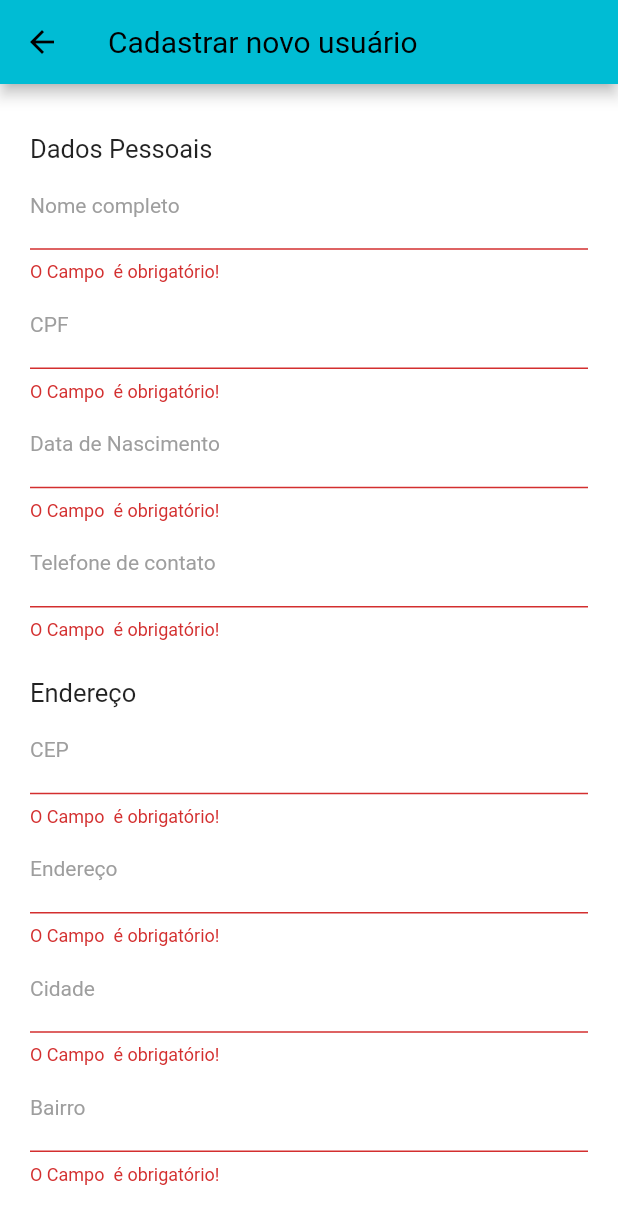
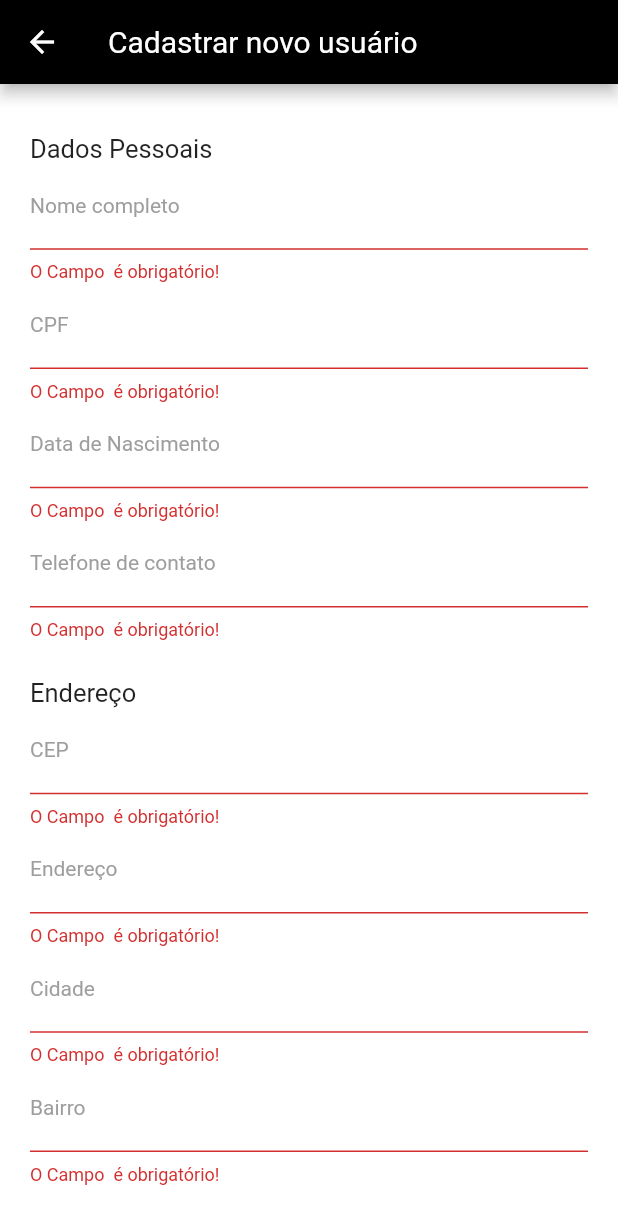
Before and after one commit to brenolpl/EcommerceApp, a Flutter app: the CadastrarUsuario screen opened directly, scrolled down 206 dp, after a tap on "Cadastrar", on a phone screen of 412 x 824 dp. Shown: the top 1224 px of the screen. Run offline on Flutter 3.47's test engine with Material 2 defaults, Android fonts, the phone set to English and light mode, and no system bars; our stand-ins replace cloud_firestore, email_validator, firebase_auth, firebase_core, fluttertoast, mask_text_input_formatter; missing offline and left inert: cpf_cnpj_validator; accounts and stored records are empty.

Commit message:
Separar Widget de CadastrarEndereco do Widget de CadastrarUsuario

```diff
--- a/lib/main.dart
+++ b/lib/main.dart
@@ -10,6 +10,21 @@ void main() {
 }
 
 class MyApp extends StatelessWidget {
+  MaterialColor primaryBlack = const MaterialColor(
+    0xFF000000,
+    <int, Color>{
+      50: Color(0xFF000000),
+      100: Color(0xFF000000),
+      200: Color(0xFF000000),
+      300: Color(0xFF000000),
+      400: Color(0xFF000000),
+      500: Color(0xFF000000),
+      600: Color(0xFF000000),
+      700: Color(0xFF000000),
+      800: Color(0xFF000000),
+      900: Color(0xFF000000),
+    },
+  );
   final Future<FirebaseApp> _initialization = Firebase.initializeApp();
   // This widget is the root of your application.
   @override
@@ -17,7 +32,7 @@ class MyApp extends StatelessWidget {
     return MaterialApp(
       debugShowCheckedModeBanner: false,
       theme: ThemeData(
-        primarySwatch: Colors.cyan,
+        primarySwatch: primaryBlack,
         // Define o tema para claro ou escuro
         brightness: Brightness.light,
         // Define a cor de fundo padrão para Containers
--- /dev/null
+++ b/lib/telas/controller/cadastrarenderecocontroller.dart
@@ -0,0 +1,50 @@
+import 'package:cloud_firestore/cloud_firestore.dart';
+import 'package:flutter/material.dart';
+
+class CadastrarEnderecoController {
+  late final TextEditingController cepController;
+  late final TextEditingController enderecoController;
+  late final TextEditingController numeroController;
+  late final TextEditingController cidadeController;
+  late final TextEditingController bairroController;
+  late final TextEditingController referenciaController;
+  late String estado;
+  CollectionReference get _enderecoCollection => FirebaseFirestore.instance.collection("endereco");
+  final List<String> estados = [
+    "Acre (AC)",
+    "Alagoas (AL)",
+    "Amapá (AP)",
+    "Amazonas (AM)",
+    "Bahia (BA)",
+    "Ceará (CE)",
+    "Distrito Federal (DF)",
+    "Espírito Santo (ES)",
+    "Goiás (GO)",
+    "Maranhão (MA)",
+    "Mato Grosso (MT)",
+    "Mato Grosso do Sul (MS)",
+    "Minas Gerais (MG)",
+    "Pará (PA)",
+    "Paraíba (PB)",
+    "Paraná (PR)",
+    "Pernambuco (PE)",
+    "Piauí (PI)",
+    "Rio de Janeiro (RJ)",
+    "Rio Grande do Norte (RN)",
+    "Rio Grande do Sul (RS)",
+    "Rondônia (RO)",
+    "Roraima (RR)",
+    "Santa Catarina (SC)",
+    "São Paulo (SP)",
+    "Sergipe (SE)",
+    "Tocantins (TO)"];
+
+  CadastrarEnderecoController(){
+    cepController = TextEditingController();
+    enderecoController= TextEditingController();
+    numeroController = TextEditingController();
+    bairroController = TextEditingController();
+    referenciaController = TextEditingController();
+    cidadeController = TextEditingController();
+  }
+}
--- a/lib/telas/controller/cadastrarusuariocontroller.dart
+++ b/lib/telas/controller/cadastrarusuariocontroller.dart
@@ -1,5 +1,6 @@
 import 'package:appflutter/core/endereco.dart';
 import 'package:appflutter/core/usuario.dart';
+import 'package:appflutter/telas/controller/cadastrarenderecocontroller.dart';
 import 'package:appflutter/telas/widgets/homepage.dart';
 import 'package:appflutter/util/businessexception.dart';
 import 'package:appflutter/util/nav.dart';
@@ -10,49 +11,16 @@ import 'package:intl/intl.dart';
 
 class CadastrarUsuarioController {
   late final formKey = GlobalKey<FormState>();
-  late String estado;
   late final TextEditingController emailController;
   late final TextEditingController senhaController;
   late final TextEditingController nomeController;
   late final TextEditingController cpfController;
   late final TextEditingController dataNascimentoController;
   late final TextEditingController telefoneController;
-  late final TextEditingController cepController;
-  late final TextEditingController enderecoController;
-  late final TextEditingController numeroController;
-  late final TextEditingController cidadeController;
-  late final TextEditingController bairroController;
-  late final TextEditingController referenciaController;
+  late CadastrarEnderecoController _cadastrarEnderecoController;
   CollectionReference get _usersCollection => FirebaseFirestore.instance.collection("users");
   CollectionReference get _enderecoCollection => FirebaseFirestore.instance.collection("endereco");
-  final List<String> estados = [
-    "Acre (AC)",
-  "Alagoas (AL)",
-  "Amapá (AP)",
-  "Amazonas (AM)",
-  "Bahia (BA)",
-  "Ceará (CE)",
-  "Distrito Federal (DF)",
-  "Espírito Santo (ES)",
-  "Goiás (GO)",
-  "Maranhão (MA)",
-  "Mato Grosso (MT)",
-  "Mato Grosso do Sul (MS)",
-  "Minas Gerais (MG)",
-  "Pará (PA)",
-  "Paraíba (PB)",
-  "Paraná (PR)",
-  "Pernambuco (PE)",
-  "Piauí (PI)",
-  "Rio de Janeiro (RJ)",
-  "Rio Grande do Norte (RN)",
-  "Rio Grande do Sul (RS)",
-  "Rondônia (RO)",
-  "Roraima (RR)",
-  "Santa Catarina (SC)",
-  "São Paulo (SP)",
-  "Sergipe (SE)",
-  "Tocantins (TO)"];
+
 
   CadastrarUsuarioController(){
     emailController = TextEditingController();
@@ -61,18 +29,14 @@ class CadastrarUsuarioController {
     cpfController = TextEditingController();
     dataNascimentoController = TextEditingController();
     telefoneController = TextEditingController();
-    cepController = TextEditingController();
-    enderecoController= TextEditingController();
-    numeroController = TextEditingController();
-    bairroController = TextEditingController();
-    referenciaController = TextEditingController();
-    cidadeController = TextEditingController();
   }
 
-  void signUp(BuildContext context) async {
+  void signUp(BuildContext context, CadastrarEnderecoController cadastrarEnderecoController) async {
+    _cadastrarEnderecoController = cadastrarEnderecoController;
     if(formKey.currentState!.validate()){
       Endereco endereco = Endereco();
       Usuario usuario = Usuario();
+      usuario.admin = false;
       usuario.email = emailController.text.trim();
       usuario.senha = senhaController.text.trim();
       usuario.nome = nomeController.text.trim();
@@ -80,13 +44,13 @@ class CadastrarUsuarioController {
       DateFormat formatter = DateFormat("dd/MM/yyyy");
       usuario.dataNascimento = Timestamp.fromDate(formatter.parse(dataNascimentoController.text.trim()));
       usuario.telefone = telefoneController.text.trim();
-      endereco.cep = cepController.text.trim();
-      endereco.endereco = enderecoController.text.trim();
-      endereco.estado = estado;
-      endereco.bairro = bairroController.text.trim();
-      endereco.numero = numeroController.text.trim();
-      endereco.referencia = referenciaController.text.trim();
-      endereco.cidade = cidadeController.text.trim();
+      endereco.cep = _cadastrarEnderecoController.cepController.text.trim();
+      endereco.endereco = _cadastrarEnderecoController.enderecoController.text.trim();
+      endereco.estado = _cadastrarEnderecoController.estado;
+      endereco.bairro = _cadastrarEnderecoController.bairroController.text.trim();
+      endereco.numero = _cadastrarEnderecoController.numeroController.text.trim();
+      endereco.referencia = _cadastrarEnderecoController.referenciaController.text.trim();
+      endereco.cidade = _cadastrarEnderecoController.cidadeController.text.trim();
       try{
         UserCredential userCredential = await FirebaseAuth.instance.createUserWithEmailAndPassword(email: usuario.email, password: usuario.senha);
         Future<DocumentReference> usersFuture = _usersCollection.add({
--- a/lib/telas/widgets/cadastrarendereco.dart
+++ b/lib/telas/widgets/cadastrarendereco.dart
@@ -1,13 +1,20 @@
 import 'package:appflutter/core/endereco.dart';
-import 'package:appflutter/telas/controller/cadastrarusuariocontroller.dart';
+import 'package:appflutter/telas/controller/cadastrarenderecocontroller.dart';
 import 'package:flutter/material.dart';
 import 'package:mask_text_input_formatter/mask_text_input_formatter.dart';
 
 class CadastrarEndereco extends StatefulWidget {
-  CadastrarUsuarioController _cadastrarUsuarioController;
   Endereco? endereco;
+  bool readOnly;
+  late CadastrarEnderecoController cadastrarEnderecoController;
 
-  CadastrarEndereco(this._cadastrarUsuarioController, {this.endereco});
+  CadastrarEndereco({controller, this.endereco, this.readOnly = false}){
+    if(controller == null) {
+      cadastrarEnderecoController = CadastrarEnderecoController();
+    }else{
+      cadastrarEnderecoController = controller;
+    }
+  }
 
   @override
   State<CadastrarEndereco> createState() => _CadastrarEnderecoState();
@@ -20,14 +27,14 @@ class _CadastrarEnderecoState extends State<CadastrarEndereco> {
 
   void initState() {
     super.initState();
-    dropdownText = widget._cadastrarUsuarioController.estados.first;
+    dropdownText = widget.cadastrarEnderecoController.estados.first;
     if(widget.endereco != null){
-      widget._cadastrarUsuarioController.cepController.value = TextEditingValue(text: widget.endereco!.cep);
-      widget._cadastrarUsuarioController.enderecoController.value = TextEditingValue(text: widget.endereco!.endereco);
-      widget._cadastrarUsuarioController.cidadeController.value = TextEditingValue(text: widget.endereco!.cidade);
-      widget._cadastrarUsuarioController.bairroController.value = TextEditingValue(text: widget.endereco!.bairro);
-      widget._cadastrarUsuarioController.numeroController.value = TextEditingValue(text: widget.endereco!.numero);
-      widget._cadastrarUsuarioController.referenciaController.value = TextEditingValue(text: widget.endereco!.referencia);
+      widget.cadastrarEnderecoController.cepController.value = TextEditingValue(text: widget.endereco!.cep);
+      widget.cadastrarEnderecoController.enderecoController.value = TextEditingValue(text: widget.endereco!.endereco);
+      widget.cadastrarEnderecoController.cidadeController.value = TextEditingValue(text: widget.endereco!.cidade);
+      widget.cadastrarEnderecoController.bairroController.value = TextEditingValue(text: widget.endereco!.bairro);
+      widget.cadastrarEnderecoController.numeroController.value = TextEditingValue(text: widget.endereco!.numero);
+      widget.cadastrarEnderecoController.referenciaController.value = TextEditingValue(text: widget.endereco!.referencia);
       dropdownText = widget.endereco!.estado;
     }
   }
@@ -39,7 +46,8 @@ class _CadastrarEnderecoState extends State<CadastrarEndereco> {
       physics: const ClampingScrollPhysics(),
       children: [
         TextFormField(
-          controller: widget._cadastrarUsuarioController.cepController,
+          controller: widget.cadastrarEnderecoController.cepController,
+          readOnly: widget.readOnly,
           keyboardType: TextInputType.text,
           inputFormatters: [cepMask],
           validator: (String? text) {
@@ -55,7 +63,8 @@ class _CadastrarEnderecoState extends State<CadastrarEndereco> {
               )),
         ),
         TextFormField(
-          controller: widget._cadastrarUsuarioController.enderecoController,
+          controller: widget.cadastrarEnderecoController.enderecoController,
+          readOnly: widget.readOnly,
           keyboardType: TextInputType.text,
           validator: (String? text) {
             if (text!.isEmpty) {
@@ -70,7 +79,8 @@ class _CadastrarEnderecoState extends State<CadastrarEndereco> {
               )),
         ),
         TextFormField(
-          controller: widget._cadastrarUsuarioController.cidadeController,
+          controller: widget.cadastrarEnderecoController.cidadeController,
+          readOnly: widget.readOnly,
           keyboardType: TextInputType.text,
           validator: (String? text) {
             if (text!.isEmpty) {
@@ -85,7 +95,8 @@ class _CadastrarEnderecoState extends State<CadastrarEndereco> {
               )),
         ),
         TextFormField(
-          controller: widget._cadastrarUsuarioController.bairroController,
+          controller: widget.cadastrarEnderecoController.bairroController,
+          readOnly: widget.readOnly,
           keyboardType: TextInputType.text,
           validator: (String? text) {
             if (text!.isEmpty) {
@@ -100,7 +111,8 @@ class _CadastrarEnderecoState extends State<CadastrarEndereco> {
               )),
         ),
         TextFormField(
-          controller: widget._cadastrarUsuarioController.numeroController,
+          controller: widget.cadastrarEnderecoController.numeroController,
+          readOnly: widget.readOnly,
           keyboardType: TextInputType.number,
           validator: (String? text) {
             if (text!.isEmpty) {
@@ -123,10 +135,10 @@ class _CadastrarEnderecoState extends State<CadastrarEndereco> {
           onChanged: (String? newValue) {
             setState(() {
               dropdownText = newValue!;
-              widget._cadastrarUsuarioController.estado = dropdownText;
+              widget.cadastrarEnderecoController.estado = dropdownText;
             });
           },
-          items: widget._cadastrarUsuarioController.estados
+          items: widget.cadastrarEnderecoController.estados
               .map<DropdownMenuItem<String>>((String value) {
             return DropdownMenuItem<String>(
               value: value,
@@ -135,7 +147,8 @@ class _CadastrarEnderecoState extends State<CadastrarEndereco> {
           }).toList(),
         ),
         TextFormField(
-          controller: widget._cadastrarUsuarioController.referenciaController,
+          controller: widget.cadastrarEnderecoController.referenciaController,
+          readOnly: widget.readOnly,
           keyboardType: TextInputType.number,
           decoration: const InputDecoration(
               labelText: "Ponto de referência (opcional)",
--- a/lib/telas/widgets/cadastrarusuario.dart
+++ b/lib/telas/widgets/cadastrarusuario.dart
@@ -1,5 +1,6 @@
 
 import 'package:appflutter/core/usuario.dart';
+import 'package:appflutter/telas/controller/cadastrarenderecocontroller.dart';
 import 'package:appflutter/telas/controller/cadastrarusuariocontroller.dart';
 import 'package:appflutter/telas/controller/logincontroller.dart';
 import 'package:appflutter/telas/widgets/cadastrarendereco.dart';
@@ -25,12 +26,14 @@ class CadastrarUsuario extends StatefulWidget {
 
 class _CadastrarUsuarioState extends State<CadastrarUsuario> {
   late CadastrarUsuarioController _cadastrarUsuarioController;
+  late CadastrarEnderecoController _cadastrarEnderecoController;
   final maskCpf = MaskTextInputFormatter(mask: "###.###.###-##", filter: {"#": RegExp(r'[0-9]')});
   final dateMask = MaskTextInputFormatter(mask: "##/##/####", filter: {"#": RegExp(r'[0-9]')});
   final phoneMask = MaskTextInputFormatter(mask: "(##) #####-####", filter: {"#": RegExp(r'[0-9]')});
   @override
   void initState() {
     _cadastrarUsuarioController = CadastrarUsuarioController();
+    _cadastrarEnderecoController = CadastrarEnderecoController();
     if(widget.usuario != null) {
       _cadastrarUsuarioController.emailController.value = TextEditingValue(text: widget.usuario!.email);
       _cadastrarUsuarioController.nomeController.value = TextEditingValue(text: widget.usuario!.nome);
@@ -217,7 +220,7 @@ class _CadastrarUsuarioState extends State<CadastrarUsuario> {
                 ),
                 alignment: Alignment.centerLeft,
               ),
-              !widget.readOnly? CadastrarEndereco(_cadastrarUsuarioController) : ListarEndereco(widget.usuario),
+              !widget.readOnly? CadastrarEndereco(controller: _cadastrarEnderecoController) : ListarEndereco(widget.usuario),
               !widget.readOnly ? Container(
                 height: 46,
                 child: ElevatedButton(
@@ -233,7 +236,7 @@ class _CadastrarUsuarioState extends State<CadastrarUsuario> {
                         fontWeight: FontWeight.normal),
                   ),
                   onPressed: () {
-                    _cadastrarUsuarioController.signUp(context);
+                    _cadastrarUsuarioController.signUp(context, _cadastrarEnderecoController);
                   },
                 ),
               ) :
--- a/lib/telas/widgets/editarendereco.dart
+++ b/lib/telas/widgets/editarendereco.dart
@@ -6,6 +6,7 @@ import 'package:flutter/material.dart';
 class EditarEndereco extends StatefulWidget {
   Endereco endereco;
 
+
   EditarEndereco(this.endereco, {Key? key}) : super(key: key);
 
   @override
@@ -13,15 +14,56 @@ class EditarEndereco extends StatefulWidget {
 }
 
 class _EditarEnderecoState extends State<EditarEndereco> {
+  bool readOnly = true;
   @override
   Widget build(BuildContext context) {
     return Scaffold(
       appBar: AppBar(
-        title: Text("Editar Endereço")
+        title: const Text("Editar Endereço"),
+        actions: [
+          IconButton(
+              onPressed: (){
+                setState(() {
+                  readOnly = !readOnly;
+                });
+              },
+              icon: const Icon(Icons.edit))
+        ],
       ),
       body: Container(
-          margin: EdgeInsets.all(20),
-          child: CadastrarEndereco(CadastrarUsuarioController(), endereco: widget.endereco)
+          margin: const EdgeInsets.all(20),
+          child: ListView(
+            children: [
+              CadastrarEndereco(endereco: widget.endereco, readOnly: readOnly),
+              !readOnly ? Container(
+                width: 350,
+                height: 45,
+                child: ElevatedButton(
+                    onPressed: () {
+                      setState(() {
+                        readOnly = true;
+                      });
+                    },
+                    child: const Text(
+                        "Salvar",
+                      style: TextStyle(
+                        fontWeight: FontWeight.normal,
+                        fontSize: 18
+                      ),
+                    ),
+                    style:
+                    ButtonStyle(
+                      backgroundColor: MaterialStateProperty.all(Colors.green.withOpacity(0.90)),
+                      overlayColor: MaterialStateProperty.all(Colors.cyanAccent),
+                      shape: MaterialStateProperty.all(const StadiumBorder()),
+                      side: MaterialStateProperty.all(const BorderSide(width: 0.2, style: BorderStyle.solid)),
+                      shadowColor: MaterialStateProperty.all(Colors.black),
+                    )
+
+                ),
+              ) : Container()
+            ],
+          )
       ),
     );
   }
```
